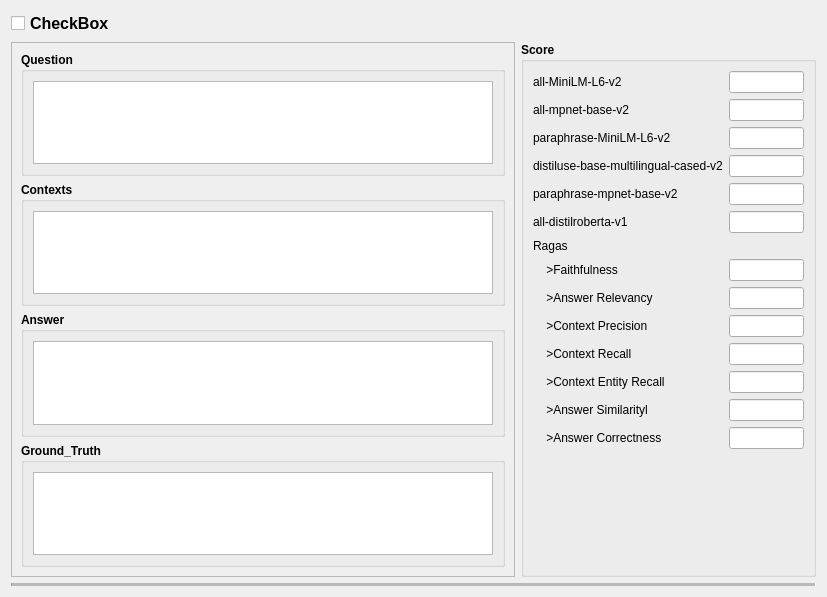
Old version of the form chatgpt_performance_metric/ui_designer/main_widget.ui in the repository tom-shin/perf_metric.
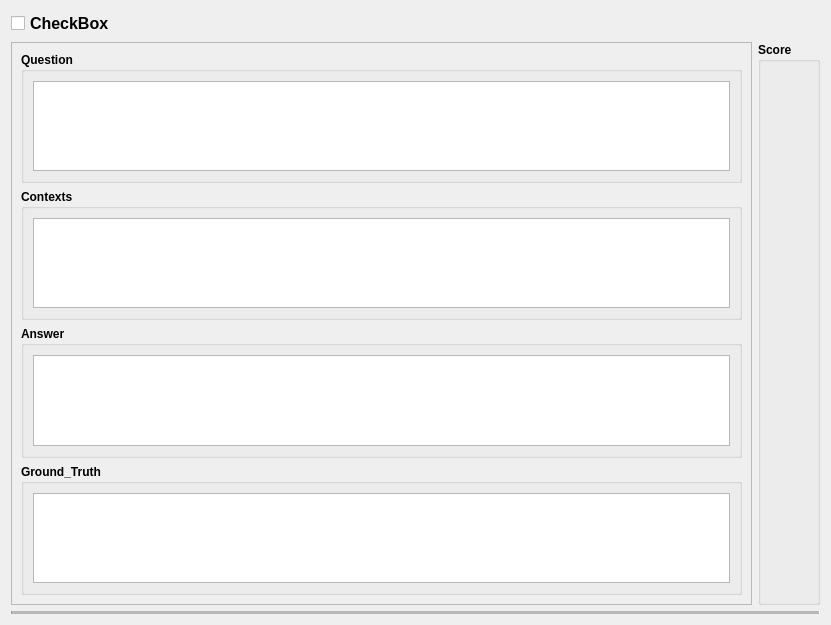
New version of the form.

Diff of the .ui file:
```diff
--- a/chatgpt_performance_metric/ui_designer/main_widget.ui
+++ b/chatgpt_performance_metric/ui_designer/main_widget.ui
@@ -6,8 +6,8 @@
    <rect>
     <x>0</x>
     <y>0</y>
-    <width>827</width>
-    <height>597</height>
+    <width>831</width>
+    <height>625</height>
    </rect>
   </property>
   <property name="windowTitle">
@@ -189,476 +189,7 @@
        </property>
        <layout class="QVBoxLayout" name="verticalLayout_6">
         <item>
-         <layout class="QFormLayout" name="formLayout">
-          <item row="0" column="0">
-           <widget class="QLabel" name="label_1">
-            <property name="font">
-             <font>
-              <weight>50</weight>
-              <bold>false</bold>
-             </font>
-            </property>
-            <property name="text">
-             <string>all-MiniLM-L6-v2</string>
-            </property>
-           </widget>
-          </item>
-          <item row="0" column="1">
-           <widget class="QLineEdit" name="score_lineEdit_1">
-            <property name="sizePolicy">
-             <sizepolicy hsizetype="Maximum" vsizetype="Fixed">
-              <horstretch>0</horstretch>
-              <verstretch>0</verstretch>
-             </sizepolicy>
-            </property>
-            <property name="maximumSize">
-             <size>
-              <width>75</width>
-              <height>16777215</height>
-             </size>
-            </property>
-            <property name="font">
-             <font>
-              <weight>50</weight>
-              <bold>false</bold>
-             </font>
-            </property>
-           </widget>
-          </item>
-          <item row="1" column="0">
-           <widget class="QLabel" name="label_2">
-            <property name="font">
-             <font>
-              <weight>50</weight>
-              <bold>false</bold>
-             </font>
-            </property>
-            <property name="text">
-             <string>all-mpnet-base-v2</string>
-            </property>
-           </widget>
-          </item>
-          <item row="1" column="1">
-           <widget class="QLineEdit" name="score_lineEdit_2">
-            <property name="sizePolicy">
-             <sizepolicy hsizetype="Maximum" vsizetype="Fixed">
-              <horstretch>0</horstretch>
-              <verstretch>0</verstretch>
-             </sizepolicy>
-            </property>
-            <property name="maximumSize">
-             <size>
-              <width>75</width>
-              <height>16777215</height>
-             </size>
-            </property>
-            <property name="font">
-             <font>
-              <weight>50</weight>
-              <bold>false</bold>
-             </font>
-            </property>
-           </widget>
-          </item>
-          <item row="2" column="0">
-           <widget class="QLabel" name="label_3">
-            <property name="font">
-             <font>
-              <weight>50</weight>
-              <bold>false</bold>
-             </font>
-            </property>
-            <property name="text">
-             <string>paraphrase-MiniLM-L6-v2</string>
-            </property>
-           </widget>
-          </item>
-          <item row="2" column="1">
-           <widget class="QLineEdit" name="score_lineEdit_3">
-            <property name="sizePolicy">
-             <sizepolicy hsizetype="Maximum" vsizetype="Fixed">
-              <horstretch>0</horstretch>
-              <verstretch>0</verstretch>
-             </sizepolicy>
-            </property>
-            <property name="maximumSize">
-             <size>
-              <width>75</width>
-              <height>16777215</height>
-             </size>
-            </property>
-            <property name="font">
-             <font>
-              <weight>50</weight>
-              <bold>false</bold>
-             </font>
-            </property>
-           </widget>
-          </item>
-          <item row="3" column="0">
-           <widget class="QLabel" name="label_4">
-            <property name="font">
-             <font>
-              <weight>50</weight>
-              <bold>false</bold>
-             </font>
-            </property>
-            <property name="text">
-             <string>distiluse-base-multilingual-cased-v2</string>
-            </property>
-           </widget>
-          </item>
-          <item row="3" column="1">
-           <widget class="QLineEdit" name="score_lineEdit_4">
-            <property name="sizePolicy">
-             <sizepolicy hsizetype="Maximum" vsizetype="Fixed">
-              <horstretch>0</horstretch>
-              <verstretch>0</verstretch>
-             </sizepolicy>
-            </property>
-            <property name="maximumSize">
-             <size>
-              <width>75</width>
-              <height>16777215</height>
-             </size>
-            </property>
-            <property name="font">
-             <font>
-              <weight>50</weight>
-              <bold>false</bold>
-             </font>
-            </property>
-           </widget>
-          </item>
-          <item row="4" column="0">
-           <widget class="QLabel" name="label_5">
-            <property name="font">
-             <font>
-              <weight>50</weight>
-              <bold>false</bold>
-             </font>
-            </property>
-            <property name="text">
-             <string>paraphrase-mpnet-base-v2</string>
-            </property>
-           </widget>
-          </item>
-          <item row="4" column="1">
-           <widget class="QLineEdit" name="score_lineEdit_5">
-            <property name="sizePolicy">
-             <sizepolicy hsizetype="Maximum" vsizetype="Fixed">
-              <horstretch>0</horstretch>
-              <verstretch>0</verstretch>
-             </sizepolicy>
-            </property>
-            <property name="maximumSize">
-             <size>
-              <width>75</width>
-              <height>16777215</height>
-             </size>
-            </property>
-            <property name="font">
-             <font>
-              <weight>50</weight>
-              <bold>false</bold>
-             </font>
-            </property>
-           </widget>
-          </item>
-          <item row="5" column="0">
-           <widget class="QLabel" name="label_6">
-            <property name="font">
-             <font>
-              <weight>50</weight>
-              <bold>false</bold>
-             </font>
-            </property>
-            <property name="text">
-             <string>all-distilroberta-v1</string>
-            </property>
-           </widget>
-          </item>
-          <item row="5" column="1">
-           <widget class="QLineEdit" name="score_lineEdit_6">
-            <property name="sizePolicy">
-             <sizepolicy hsizetype="Maximum" vsizetype="Fixed">
-              <horstretch>0</horstretch>
-              <verstretch>0</verstretch>
-             </sizepolicy>
-            </property>
-            <property name="maximumSize">
-             <size>
-              <width>75</width>
-              <height>16777215</height>
-             </size>
-            </property>
-            <property name="font">
-             <font>
-              <weight>50</weight>
-              <bold>false</bold>
-             </font>
-            </property>
-           </widget>
-          </item>
-          <item row="6" column="0">
-           <widget class="QLabel" name="label_7">
-            <property name="font">
-             <font>
-              <weight>50</weight>
-              <bold>false</bold>
-             </font>
-            </property>
-            <property name="text">
-             <string>Ragas</string>
-            </property>
-           </widget>
-          </item>
-          <item row="7" column="0">
-           <widget class="QLabel" name="label_8">
-            <property name="font">
-             <font>
-              <weight>50</weight>
-              <bold>false</bold>
-             </font>
-            </property>
-            <property name="text">
-             <string>    &gt;Faithfulness</string>
-            </property>
-           </widget>
-          </item>
-          <item row="7" column="1">
-           <widget class="QLineEdit" name="score_lineEdit_7">
-            <property name="sizePolicy">
-             <sizepolicy hsizetype="Maximum" vsizetype="Fixed">
-              <horstretch>0</horstretch>
-              <verstretch>0</verstretch>
-             </sizepolicy>
-            </property>
-            <property name="maximumSize">
-             <size>
-              <width>75</width>
-              <height>16777215</height>
-             </size>
-            </property>
-            <property name="font">
-             <font>
-              <weight>50</weight>
-              <bold>false</bold>
-             </font>
-            </property>
-           </widget>
-          </item>
-          <item row="8" column="0">
-           <widget class="QLabel" name="label_9">
-            <property name="font">
-             <font>
-              <weight>50</weight>
-              <bold>false</bold>
-             </font>
-            </property>
-            <property name="text">
-             <string>    &gt;Answer Relevancy</string>
-            </property>
-           </widget>
-          </item>
-          <item row="8" column="1">
-           <widget class="QLineEdit" name="score_lineEdit_8">
-            <property name="sizePolicy">
-             <sizepolicy hsizetype="Maximum" vsizetype="Fixed">
-              <horstretch>0</horstretch>
-              <verstretch>0</verstretch>
-             </sizepolicy>
-            </property>
-            <property name="maximumSize">
-             <size>
-              <width>75</width>
-              <height>16777215</height>
-             </size>
-            </property>
-            <property name="font">
-             <font>
-              <weight>50</weight>
-              <bold>false</bold>
-             </font>
-            </property>
-           </widget>
-          </item>
-          <item row="9" column="0">
-           <widget class="QLabel" name="label_10">
-            <property name="font">
-             <font>
-              <weight>50</weight>
-              <bold>false</bold>
-             </font>
-            </property>
-            <property name="text">
-             <string>    &gt;Context Precision </string>
-            </property>
-           </widget>
-          </item>
-          <item row="9" column="1">
-           <widget class="QLineEdit" name="score_lineEdit_9">
-            <property name="sizePolicy">
-             <sizepolicy hsizetype="Maximum" vsizetype="Fixed">
-              <horstretch>0</horstretch>
-              <verstretch>0</verstretch>
-             </sizepolicy>
-            </property>
-            <property name="maximumSize">
-             <size>
-              <width>75</width>
-              <height>16777215</height>
-             </size>
-            </property>
-            <property name="font">
-             <font>
-              <weight>50</weight>
-              <bold>false</bold>
-             </font>
-            </property>
-           </widget>
-          </item>
-          <item row="10" column="0">
-           <widget class="QLabel" name="label_11">
-            <property name="font">
-             <font>
-              <weight>50</weight>
-              <bold>false</bold>
-             </font>
-            </property>
-            <property name="text">
-             <string>    &gt;Context Recall</string>
-            </property>
-           </widget>
-          </item>
-          <item row="10" column="1">
-           <widget class="QLineEdit" name="score_lineEdit_10">
-            <property name="sizePolicy">
-             <sizepolicy hsizetype="Maximum" vsizetype="Fixed">
-              <horstretch>0</horstretch>
-              <verstretch>0</verstretch>
-             </sizepolicy>
-            </property>
-            <property name="maximumSize">
-             <size>
-              <width>75</width>
-              <height>16777215</height>
-             </size>
-            </property>
-            <property name="font">
-             <font>
-              <weight>50</weight>
-              <bold>false</bold>
-             </font>
-            </property>
-           </widget>
-          </item>
-          <item row="11" column="0">
-           <widget class="QLabel" name="label_12">
-            <property name="font">
-             <font>
-              <weight>50</weight>
-              <bold>false</bold>
-             </font>
-            </property>
-            <property name="text">
-             <string>    &gt;Context Entity Recall</string>
-            </property>
-           </widget>
-          </item>
-          <item row="11" column="1">
-           <widget class="QLineEdit" name="score_lineEdit_11">
-            <property name="sizePolicy">
-             <sizepolicy hsizetype="Maximum" vsizetype="Fixed">
-              <horstretch>0</horstretch>
-              <verstretch>0</verstretch>
-             </sizepolicy>
-            </property>
-            <property name="maximumSize">
-             <size>
-              <width>75</width>
-              <height>16777215</height>
-             </size>
-            </property>
-            <property name="font">
-             <font>
-              <weight>50</weight>
-              <bold>false</bold>
-             </font>
-            </property>
-           </widget>
-          </item>
-          <item row="12" column="0">
-           <widget class="QLabel" name="label_13">
-            <property name="font">
-             <font>
-              <weight>50</weight>
-              <bold>false</bold>
-             </font>
-            </property>
-            <property name="text">
-             <string>    &gt;Answer Similarityl</string>
-            </property>
-           </widget>
-          </item>
-          <item row="12" column="1">
-           <widget class="QLineEdit" name="score_lineEdit_12">
-            <property name="sizePolicy">
-             <sizepolicy hsizetype="Maximum" vsizetype="Fixed">
-              <horstretch>0</horstretch>
-              <verstretch>0</verstretch>
-             </sizepolicy>
-            </property>
-            <property name="maximumSize">
-             <size>
-              <width>75</width>
-              <height>16777215</height>
-             </size>
-            </property>
-            <property name="font">
-             <font>
-              <weight>50</weight>
-              <bold>false</bold>
-             </font>
-            </property>
-           </widget>
-          </item>
-          <item row="13" column="0">
-           <widget class="QLabel" name="label_14">
-            <property name="font">
-             <font>
-              <weight>50</weight>
-              <bold>false</bold>
-             </font>
-            </property>
-            <property name="text">
-             <string>    &gt;Answer Correctness</string>
-            </property>
-           </widget>
-          </item>
-          <item row="13" column="1">
-           <widget class="QLineEdit" name="score_lineEdit_13">
-            <property name="sizePolicy">
-             <sizepolicy hsizetype="Maximum" vsizetype="Fixed">
-              <horstretch>0</horstretch>
-              <verstretch>0</verstretch>
-             </sizepolicy>
-            </property>
-            <property name="maximumSize">
-             <size>
-              <width>75</width>
-              <height>16777215</height>
-             </size>
-            </property>
-            <property name="font">
-             <font>
-              <weight>50</weight>
-              <bold>false</bold>
-             </font>
-            </property>
-           </widget>
-          </item>
-         </layout>
+         <layout class="QFormLayout" name="formLayout"/>
         </item>
        </layout>
       </widget>
```
